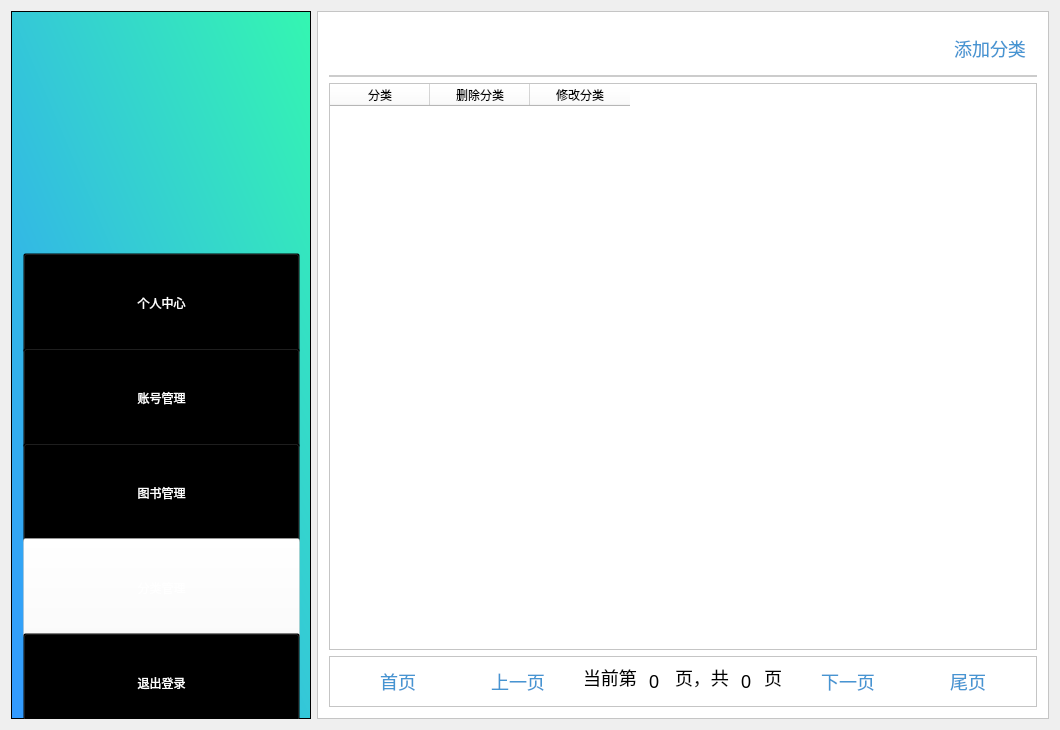
First picture: the form in Library/Library/admin_classify.ui, repository BooksOcean/BooksOcean, before the edit.
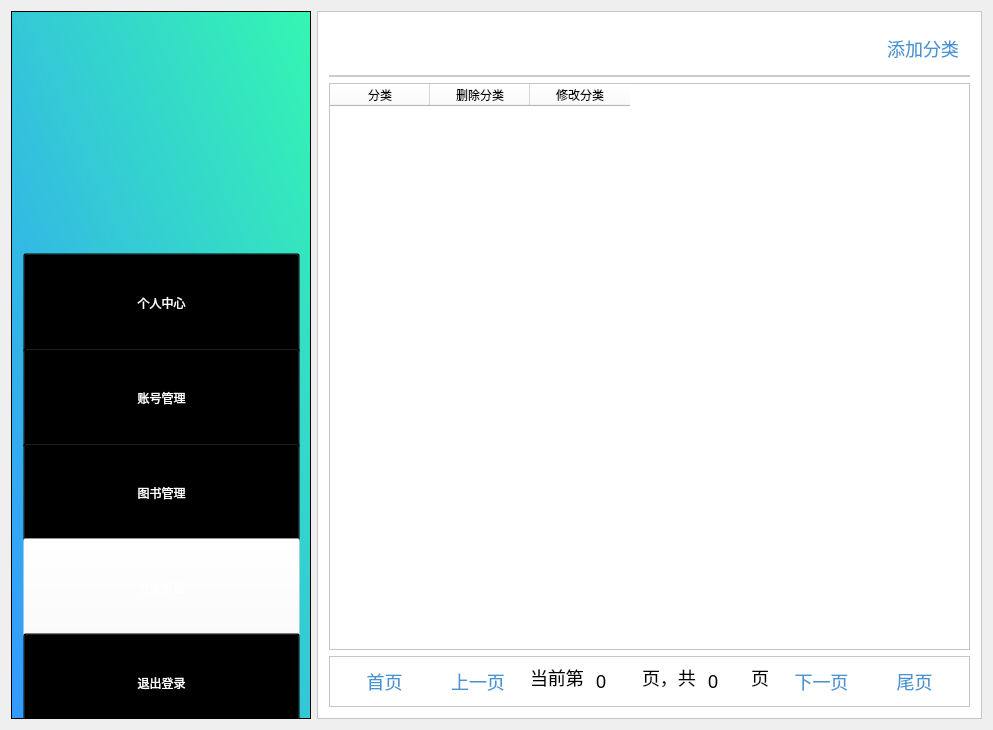
Second picture: the form after the edit. Icons and pictures are not drawn.

What changed in the file:
```diff
--- a/Library/Library/admin_classify.ui
+++ b/Library/Library/admin_classify.ui
@@ -6,7 +6,7 @@
    <rect>
     <x>0</x>
     <y>0</y>
-    <width>1060</width>
+    <width>993</width>
     <height>730</height>
    </rect>
   </property>
@@ -301,16 +301,25 @@
          <property name="text">
           <string>分类</string>
          </property>
+         <property name="textAlignment">
+          <set>AlignCenter</set>
+         </property>
         </column>
         <column>
          <property name="text">
           <string>删除分类</string>
          </property>
+         <property name="textAlignment">
+          <set>AlignCenter</set>
+         </property>
         </column>
         <column>
          <property name="text">
           <string>修改分类</string>
          </property>
+         <property name="textAlignment">
+          <set>AlignCenter</set>
+         </property>
         </column>
        </widget>
       </item>
@@ -400,7 +409,7 @@
              </property>
              <property name="maximumSize">
               <size>
-               <width>20</width>
+               <width>40</width>
                <height>16777215</height>
               </size>
              </property>
@@ -446,7 +455,7 @@
              </property>
              <property name="maximumSize">
               <size>
-               <width>20</width>
+               <width>40</width>
                <height>16777215</height>
               </size>
              </property>
```
Left out of the diff: 2 changed lines with no effect on the pictures.
